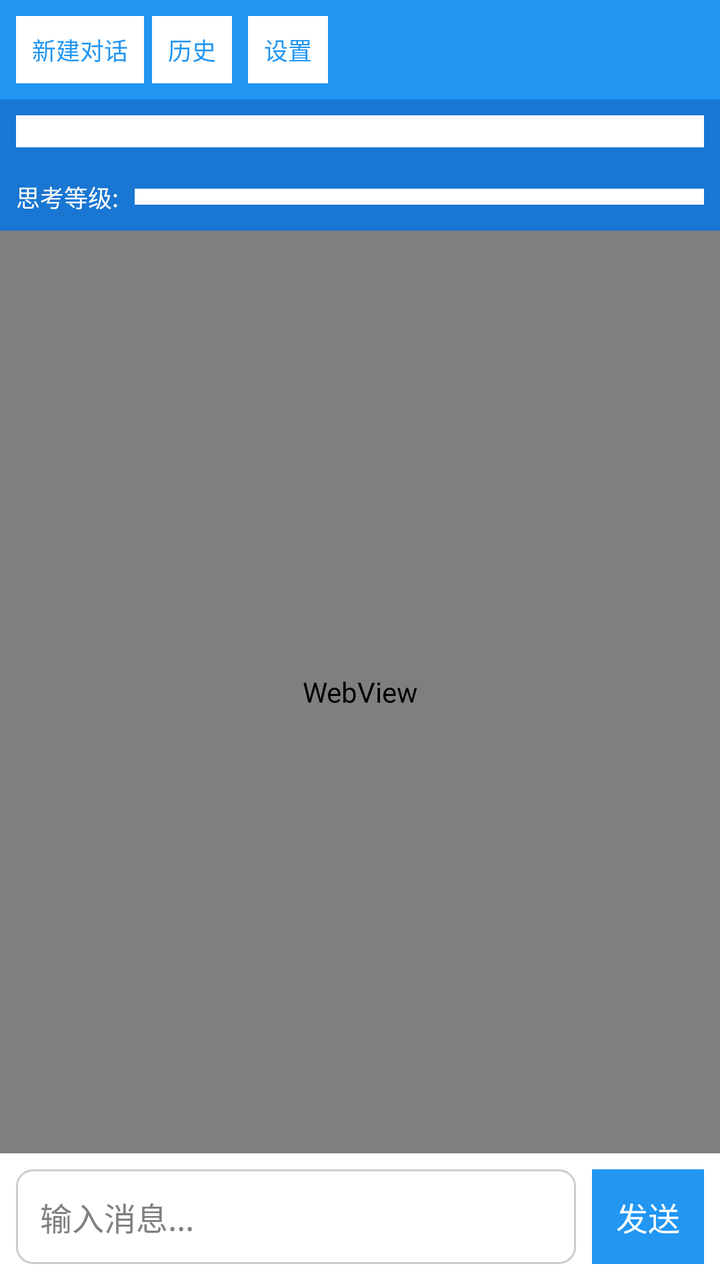
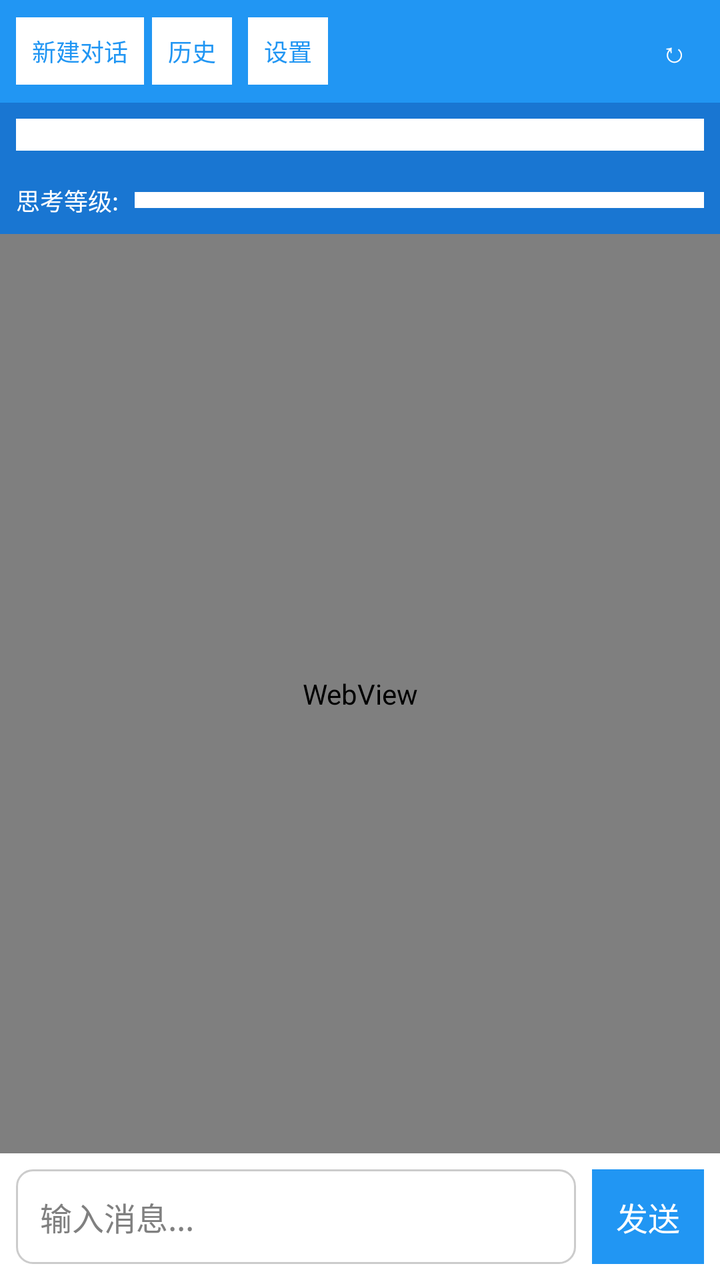

The first picture is an Android layout as it rendered before a commit; the second is the same layout after the commit. The layout source and the unified diff follow.
<!-- AndroidManifest.xml: application theme AppTheme -->
<!-- res/layout/activity_main.xml -->
<?xml version="1.0" encoding="utf-8"?>
<LinearLayout xmlns:android="http://schemas.android.com/apk/res/android"
    android:orientation="vertical"
    android:background="@color/background"
    android:layout_width="match_parent"
    android:layout_height="match_parent">

    
    <LinearLayout
        android:gravity="center_vertical"
        android:orientation="horizontal"
        android:background="@color/primary"
        android:padding="8dp"
        android:layout_width="match_parent"
        android:layout_height="wrap_content">
        <Button
            android:textSize="12sp"
            android:textColor="@color/primary"
            android:id="@+id/new_conversation_button"
            android:background="@android:color/white"
            android:padding="8dp"
            android:layout_width="wrap_content"
            android:layout_height="wrap_content"
            android:layout_marginRight="4dp"
            android:text="@string/new_conversation"/>
        <Button
            android:textSize="12sp"
            android:textColor="@color/primary"
            android:id="@+id/history_button"
            android:background="@android:color/white"
            android:padding="8dp"
            android:layout_width="wrap_content"
            android:layout_height="wrap_content"
            android:layout_marginRight="8dp"
            android:text="@string/history"/>
        <Button
            android:textSize="12sp"
            android:textColor="@color/primary"
            android:id="@+id/settings_button"
            android:background="@android:color/white"
            android:padding="8dp"
            android:layout_width="wrap_content"
            android:layout_height="wrap_content"
            android:text="@string/settings"/>
    </LinearLayout>

    
    <LinearLayout
        android:gravity="center_vertical"
        android:orientation="horizontal"
        android:background="@color/primary_dark"
        android:padding="8dp"
        android:layout_width="match_parent"
        android:layout_height="wrap_content">
        <Spinner
            android:id="@+id/model_spinner"
            android:background="@android:color/white"
            android:padding="8dp"
            android:layout_width="match_parent"
            android:layout_height="wrap_content"/>
    </LinearLayout>

    
    <LinearLayout
        android:gravity="center_vertical"
        android:orientation="horizontal"
        android:background="@color/primary_dark"
        android:padding="8dp"
        android:layout_width="match_parent"
        android:layout_height="wrap_content">
        <TextView
            android:textSize="12sp"
            android:textColor="@android:color/white"
            android:layout_width="wrap_content"
            android:layout_height="wrap_content"
            android:text="思考等级:"/>
        <Spinner
            android:id="@+id/thinking_spinner"
            android:background="@android:color/white"
            android:padding="4dp"
            android:layout_width="0dp"
            android:layout_height="wrap_content"
            android:layout_marginLeft="8dp"
            android:layout_weight="1"/>
    </LinearLayout>

    
    <WebView
        android:id="@+id/message_webview"
        android:layout_width="match_parent"
        android:layout_height="0dp"
        android:layout_weight="1"/>

    
    <LinearLayout
        android:gravity="center_vertical"
        android:orientation="horizontal"
        android:background="@color/white"
        android:padding="8dp"
        android:layout_width="match_parent"
        android:layout_height="wrap_content">
        <EditText
            android:id="@+id/input_edit_text"
            android:background="@drawable/edit_text_background"
            android:padding="12dp"
            android:layout_width="0dp"
            android:layout_height="wrap_content"
            android:hint="@string/input_hint"
            android:maxLines="4"
            android:layout_weight="1"
            android:inputType="textMultiLine"/>
        <Button
            android:textColor="@android:color/white"
            android:id="@+id/send_button"
            android:background="@color/primary"
            android:padding="12dp"
            android:layout_width="wrap_content"
            android:layout_height="wrap_content"
            android:layout_marginLeft="8dp"
            android:text="@string/send"/>
    </LinearLayout>
</LinearLayout>
<!-- resources referenced by this layout -->
<resources>
  <color name="background">#f5f5f5</color>
  <color name="primary">#2196f3</color>
  <color name="primary_dark">#1976d2</color>
  <color name="white">#ffffff</color>
  <!-- drawable edit_text_background (drawable) -->
  <?xml version="1.0" encoding="utf-8"?>
  <shape xmlns:android="http://schemas.android.com/apk/res/android" android:shape="rectangle">
      <solid android:color="@android:color/white"/>
      <corners android:radius="8dp"/>
      <stroke android:width="1dp" android:color="@color/gray"/>
  </shape>
  <string name="history">历史</string>
  <string name="input_hint">输入消息...</string>
  <string name="new_conversation">新建对话</string>
  <string name="send">发送</string>
  <string name="settings">设置</string>
  <style name="AppTheme" parent="@android:style/Theme.Holo.Light">
          <item name="android:windowBackground">@color/background</item>
          <item name="android:actionBarStyle">@style/ActionBarStyle</item>
      </style>
  <color name="gray">#cccccc</color>
  <style name="ActionBarStyle" parent="@android:style/Widget.Holo.Light.ActionBar">
          <item name="android:background">@color/primary</item>
      </style>
</resources>

<!-- the commit's change to res/layout/activity_main.xml (unified diff, before → after) -->
@@ -42,6 +42,19 @@
             android:layout_width="wrap_content"
             android:layout_height="wrap_content"
             android:text="@string/settings"/>
+        <View
+            android:layout_width="0dp"
+            android:layout_height="0dp"
+            android:layout_weight="1"/>
+        <Button
+            android:textSize="14sp"
+            android:textColor="@android:color/white"
+            android:id="@+id/rotate_button"
+            android:background="@android:color/transparent"
+            android:padding="8dp"
+            android:layout_width="wrap_content"
+            android:layout_height="wrap_content"
+            android:text="↻"/>
     </LinearLayout>
 
     
